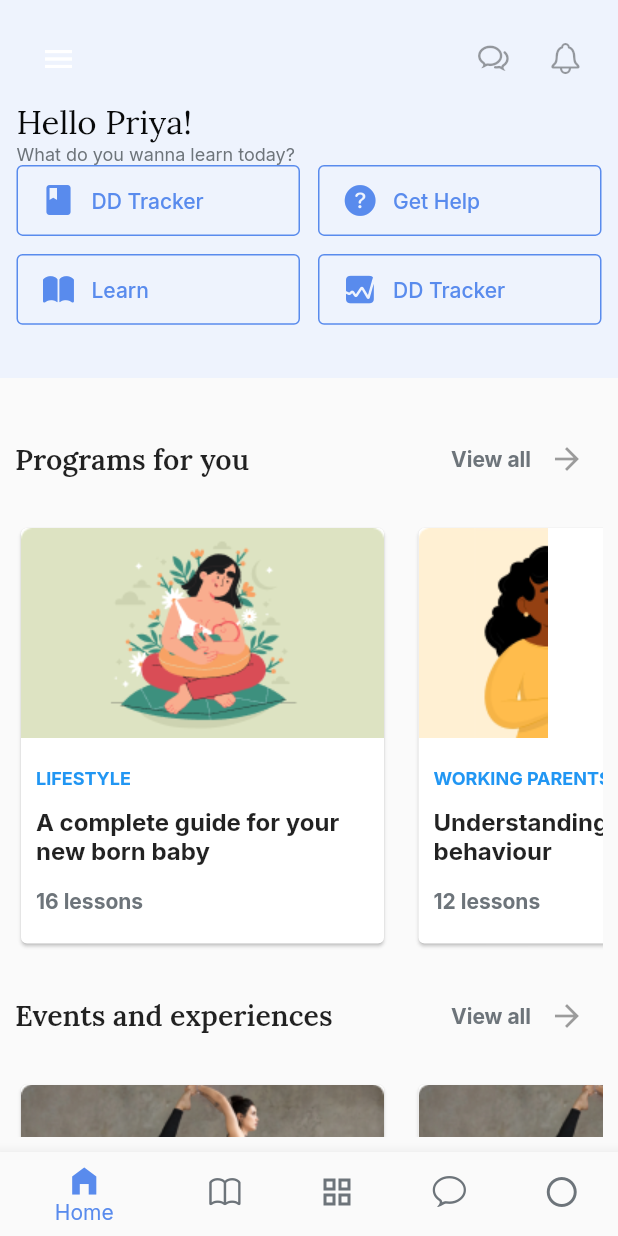
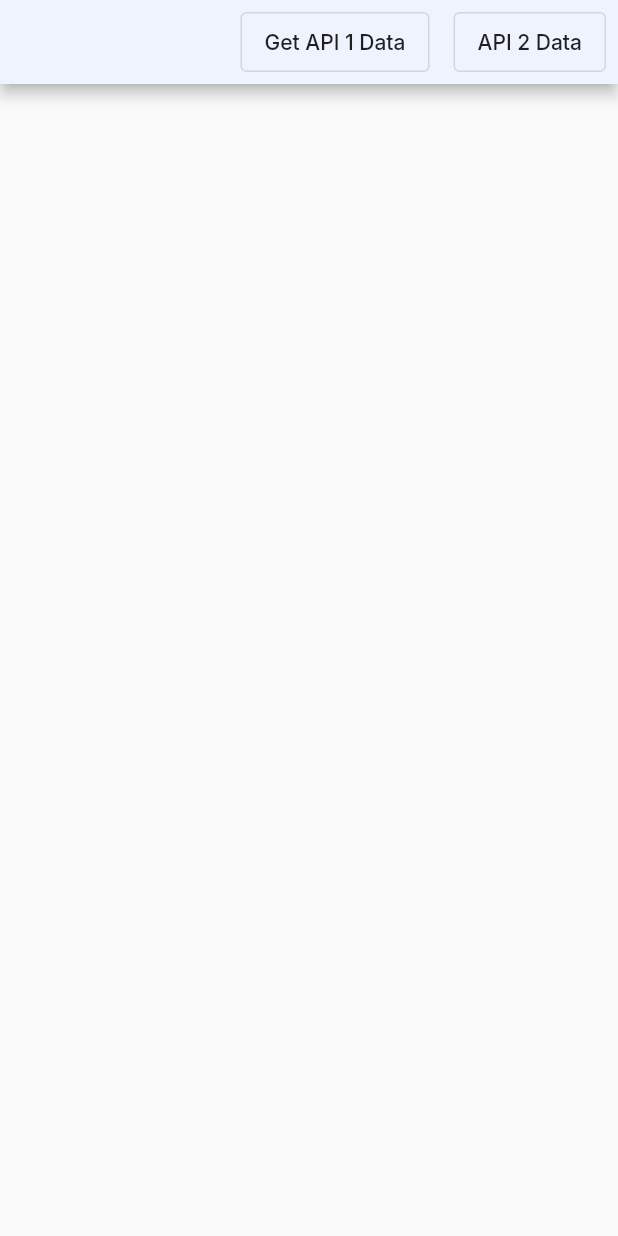
Before and after one commit to undertaj/banao_flutter, a Flutter app: the screen it shows after launch, on a phone screen of 412 x 824 dp. Run offline on Flutter 3.47's test engine with Material 2 defaults, Android fonts, the phone set to English and light mode, and no system bars; our stand-ins replace dio, google_fonts.

Commit message:
Second Task Completed

```diff
--- /dev/null
+++ b/lib/first_api.dart
@@ -0,0 +1,95 @@
+
+import 'package:banao_flutter/widgets/first_api_widget.dart';
+import 'package:banao_flutter/widgets/second_api_widget.dart';
+import 'package:dio/dio.dart';
+import 'package:flutter/material.dart';
+import 'package:intl/intl.dart';
+
+import 'models/first_model.dart';
+import 'models/second_model.dart';
+
+class FirstApi extends StatefulWidget {
+  const FirstApi({Key? key}) : super(key: key);
+
+  @override
+  State<FirstApi> createState() => _FirstApiState();
+}
+
+class _FirstApiState extends State<FirstApi> {
+  FirstModel? firstModel;
+  var _api1 = false;
+  SecondModel? secondModel;
+
+
+  @override
+  void initState() {
+    super.initState();
+    firstModel = null;
+    secondModel = null;
+    _api1 = false;
+
+  }
+
+
+
+  void getApi1() async {
+    showDialog(
+        context: context,
+        barrierDismissible: false,
+        builder: (context) => Center(child: CircularProgressIndicator())
+    );
+
+    //****************************************************
+    Dio dio = Dio();
+
+    try {
+      var response = await dio.get('https://632017e19f82827dcf24a655.mockapi.io/api/programs',);
+      print(response.data);
+      if (response.statusCode == 200) {
+        firstModel = firstModelFromJson(response.toString());
+
+        // print(await response.stream.bytesToString());
+        ScaffoldMessenger.of(context).showSnackBar(SnackBar(content: Text(response.statusMessage.toString()),
+          backgroundColor: Colors.deepPurple,));
+        setState(() {
+          _api1 = true;
+        });
+        Navigator.of(context).pop();
+        // Navigator.pushNamed(context, MyRoutes.loginRoute);
+      }
+      else {
+        ScaffoldMessenger.of(context).showSnackBar(SnackBar(content: Text(response.statusMessage.toString()),
+          backgroundColor: Colors.deepPurple,));
+        // print(response.reasonPhrase);
+      }
+      print(response.data);
+    } on Exception catch (e) {
+      print(e);
+    }
+  }
+
+  @override
+  Widget build(BuildContext context) {
+    return Scaffold(
+        appBar: AppBar(
+          backgroundColor: const Color(0xffeef3fd),
+          actions: [
+            Padding(
+              padding: const EdgeInsets.all(8.0),
+              child: OutlinedButton(onPressed: () => getApi1(), child: Text("Get API 1 Data", style: TextStyle(color: Colors.black87),)),
+            ),
+            Padding(
+              padding: const EdgeInsets.all(8.0),
+              child: OutlinedButton(onPressed: () => Navigator.pushNamed(context, "secondapi"), child: Text("API 2 Data", style: TextStyle(color: Colors.black87),)),
+            )
+          ],
+        ),
+        body: _api1 ? FirstApiWidget(firstModel) : null,
+    );
+  }
+
+  @override
+  void dispose() {
+    super.dispose();
+  }
+}
--- a/lib/main.dart
+++ b/lib/main.dart
@@ -1,6 +1,8 @@
-import 'package:banao_flutter/widgets/main_widget.dart';
+import './second_api.dart';
+import './widgets/main_widget.dart';
 import 'package:flutter/cupertino.dart';
 import 'package:flutter/material.dart';
+import './first_api.dart';
 import 'package:google_fonts/google_fonts.dart';
 
 void main() {
@@ -13,128 +15,15 @@ class MyApp extends StatelessWidget {
   @override
   Widget build(BuildContext context) {
     return MaterialApp(
+      routes:  {
+        "secondapi" : (context) => const SecondApi(),
+        "firstapi" : (context) => const FirstApi(),
+      },
       theme: ThemeData(
           textTheme: GoogleFonts.interTextTheme(Theme.of(context).textTheme)
       ),
       debugShowCheckedModeBanner: false,
-      home: Scaffold(
-        drawer: const Drawer(
-          //semanticLabel: MaterialLocalizations.of(context).anteMeridiemAbbreviation,
-
-          surfaceTintColor: Color(0xff939ca3),
-          child: Scaffold(),
-        ),
-        appBar: PreferredSize(
-            preferredSize: const Size.fromHeight(252),
-            child: ColoredBox(
-              color: const Color(0xffeef3fd),
-              child: Padding(
-                padding: const EdgeInsets.all(11.0),
-                child: Column(
-
-                  crossAxisAlignment: CrossAxisAlignment.start,
-                  children: [
-                    AppBar(
-                      elevation: 0,
-                      actions: const [
-                      IconButton(onPressed: null, icon: Icon(CupertinoIcons.chat_bubble_2)),
-                      IconButton(onPressed: null, icon: Icon(CupertinoIcons.bell)),
-                      ],
-                      backgroundColor: const Color(0xffeef3fd),
-                      title: null,
-                    ),
-                    // SizedBox(height: 100,),
-                    Text("Hello Priya!", style: GoogleFonts.lora(textStyle: const TextStyle(fontSize: 22, color: Color(0xff08090a),))),
-                    const Text("What do you wanna learn today?", style: TextStyle(fontSize: 12, color: Color(0xff6d747a)),),
-                    GridView.count(
-
-                      mainAxisSpacing: 12,
-                      crossAxisSpacing: 12,
-                      childAspectRatio: 4,
-                      primary: true,
-                      shrinkWrap: true,
-                      crossAxisCount: 2,
-                      children: [
-                        OutlinedButton(
-                            style: OutlinedButton.styleFrom(side: BorderSide(color: Color(0xff598bed))),
-                            onPressed: null,
-                            child: Row(
-                              children: const[
-                                Icon(Icons.book_rounded, color: Color(0xff598bed),),
-                                SizedBox(width: 10,),
-                                Text("DD Tracker",style: TextStyle(color: Color(0xff598bed)),),
-                              ],
-                            )
-                        ),
-                        OutlinedButton(
-                            style: OutlinedButton.styleFrom(side: BorderSide(color: Color(0xff598bed))),
-                            onPressed: null,
-                            child: Row(
-                              children: const[
-                                Icon(CupertinoIcons.question_circle_fill, color: Color(0xff598bed),),
-                                SizedBox(width: 10,),
-                                Text("Get Help",style: TextStyle(color: Color(0xff598bed)),),
-                              ],
-                            )
-                        ),
-                        OutlinedButton(
-                            style: OutlinedButton.styleFrom(side: BorderSide(color: Color(0xff598bed))),
-                            onPressed: null,
-                            child: Row(
-                              children: const[
-                                Icon(CupertinoIcons.book_fill, color: Color(0xff598bed),),
-                                SizedBox(width: 10,),
-                                Text("Learn",style: TextStyle(color: Color(0xff598bed)),),
-                              ],
-                            )
-                        ),
-                        OutlinedButton(
-                            style: OutlinedButton.styleFrom(side: BorderSide(color: Color(0xff598bed))),
-                            onPressed: null,
-                            child: Row(
-                              children: const[
-                                Icon(CupertinoIcons.graph_square_fill, color: Color(0xff598bed),),
-                                SizedBox(width: 10,),
-                                Text("DD Tracker",style: TextStyle(color: Color(0xff598bed)),),
-                              ],
-                            )
-                        ),
-                      ],
-                    ),
-                  ],
-                ),
-              ),
-            ),
-          //)
-        ),
-
-        body: Padding(
-          padding: const EdgeInsets.all(10.0),
-          child: SingleChildScrollView(
-            child: Column(
-              children: const [
-                MainWidget(category: "Programs for you"),
-                MainWidget(category: "Events and experiences"),
-                MainWidget(category: "Lessons for you"),
-              ],
-            ),
-          ),
-        ),
-        bottomNavigationBar: BottomNavigationBar(
-          selectedItemColor: Color(0xff598bed),
-          unselectedLabelStyle: TextStyle(color: Color(0xff6D747A)),
-          //fixedColor: Color(0xff6D747A),
-          unselectedItemColor: Color(0xff6D747A),
-          items: const [
-            BottomNavigationBarItem(icon: Icon(Icons.home_filled), label: "Home",),
-            BottomNavigationBarItem(icon: Icon(CupertinoIcons.book), label: "Learn"),
-            BottomNavigationBarItem(icon: Icon(Icons.grid_view_outlined), label: "Hub"),
-            BottomNavigationBarItem(icon: Icon(CupertinoIcons.chat_bubble), label: "Chat"),
-            BottomNavigationBarItem(icon: Icon(Icons.circle_outlined), label: "Profile"),
-          ],
-
-        ),
-      ),
+      home: const FirstApi(),
     );
   }
 }
--- /dev/null
+++ b/lib/models/first_model.dart
@@ -0,0 +1,70 @@
+// To parse this JSON data, do
+//
+//     final firstModel = firstModelFromJson(jsonString);
+
+import 'package:meta/meta.dart';
+import 'dart:convert';
+
+FirstModel firstModelFromJson(String str) => FirstModel.fromJson(json.decode(str));
+
+String firstModelToJson(FirstModel data) => json.encode(data.toJson());
+
+class FirstModel {
+  FirstModel({
+    required this.requestId,
+    required this.items,
+    required this.count,
+    required this.anyKey,
+  });
+
+  String requestId;
+  List<Item> items;
+  int count;
+  String anyKey;
+
+  factory FirstModel.fromJson(Map<String, dynamic> json) => FirstModel(
+    requestId: json["requestId"],
+    items: List<Item>.from(json["items"].map((x) => Item.fromJson(x))),
+    count: json["count"],
+    anyKey: json["anyKey"],
+  );
+
+  Map<String, dynamic> toJson() => {
+    "requestId": requestId,
+    "items": List<dynamic>.from(items.map((x) => x.toJson())),
+    "count": count,
+    "anyKey": anyKey,
+  };
+}
+
+class Item {
+  Item({
+    required this.createdAt,
+    required this.name,
+    required this.category,
+    required this.lesson,
+    required this.id,
+  });
+
+  DateTime createdAt;
+  String name;
+  String category;
+  int lesson;
+  String id;
+
+  factory Item.fromJson(Map<String, dynamic> json) => Item(
+    createdAt: DateTime.parse(json["createdAt"]),
+    name: json["name"],
+    category: json["category"],
+    lesson: json["lesson"],
+    id: json["id"],
+  );
+
+  Map<String, dynamic> toJson() => {
+    "createdAt": createdAt.toIso8601String(),
+    "name": name,
+    "category": category,
+    "lesson": lesson,
+    "id": id,
+  };
+}
--- /dev/null
+++ b/lib/models/second_model.dart
@@ -0,0 +1,74 @@
+// To parse this JSON data, do
+//
+//     final secondModel = secondModelFromJson(jsonString);
+
+import 'package:meta/meta.dart';
+import 'dart:convert';
+
+SecondModel secondModelFromJson(String str) => SecondModel.fromJson(json.decode(str));
+
+String secondModelToJson(SecondModel data) => json.encode(data.toJson());
+
+class SecondModel {
+  SecondModel({
+    required this.requestId,
+    required this.items,
+    required this.count,
+    required this.anyKey,
+  });
+
+  String requestId;
+  List<Item> items;
+  int count;
+  String anyKey;
+
+  factory SecondModel.fromJson(Map<String, dynamic> json) => SecondModel(
+    requestId: json["requestId"],
+    items: List<Item>.from(json["items"].map((x) => Item.fromJson(x))),
+    count: json["count"],
+    anyKey: json["anyKey"],
+  );
+
+  Map<String, dynamic> toJson() => {
+    "requestId": requestId,
+    "items": List<dynamic>.from(items.map((x) => x.toJson())),
+    "count": count,
+    "anyKey": anyKey,
+  };
+}
+
+class Item {
+  Item({
+    required this.createdAt,
+    required this.name,
+    required this.duration,
+    required this.category,
+    required this.locked,
+    required this.id,
+  });
+
+  DateTime createdAt;
+  String name;
+  int duration;
+  String category;
+  bool locked;
+  String id;
+
+  factory Item.fromJson(Map<String, dynamic> json) => Item(
+    createdAt: DateTime.parse(json["createdAt"]),
+    name: json["name"],
+    duration: json["duration"],
+    category: json["category"],
+    locked: json["locked"],
+    id: json["id"],
+  );
+
+  Map<String, dynamic> toJson() => {
+    "createdAt": createdAt.toIso8601String(),
+    "name": name,
+    "duration": duration,
+    "category": category,
+    "locked": locked,
+    "id": id,
+  };
+}
--- a/pubspec.yaml
+++ b/pubspec.yaml
@@ -36,6 +36,8 @@ dependencies:
   # Use with the CupertinoIcons class for iOS style icons.
   cupertino_icons: ^1.0.2
   google_fonts: ^4.0.1
+  dio: ^4.0.6
+  intl: ^0.18.0
 
 dev_dependencies:
   flutter_test:
```
Also changed, not shown: lib/second_api.dart (added, +89 -0 lines), lib/ui.dart (added, +130 -0 lines), lib/widgets/first_api_widget.dart (added, +65 -0 lines), lib/widgets/second_api_widget.dart (added, +64 -0 lines), pubspec.lock.
